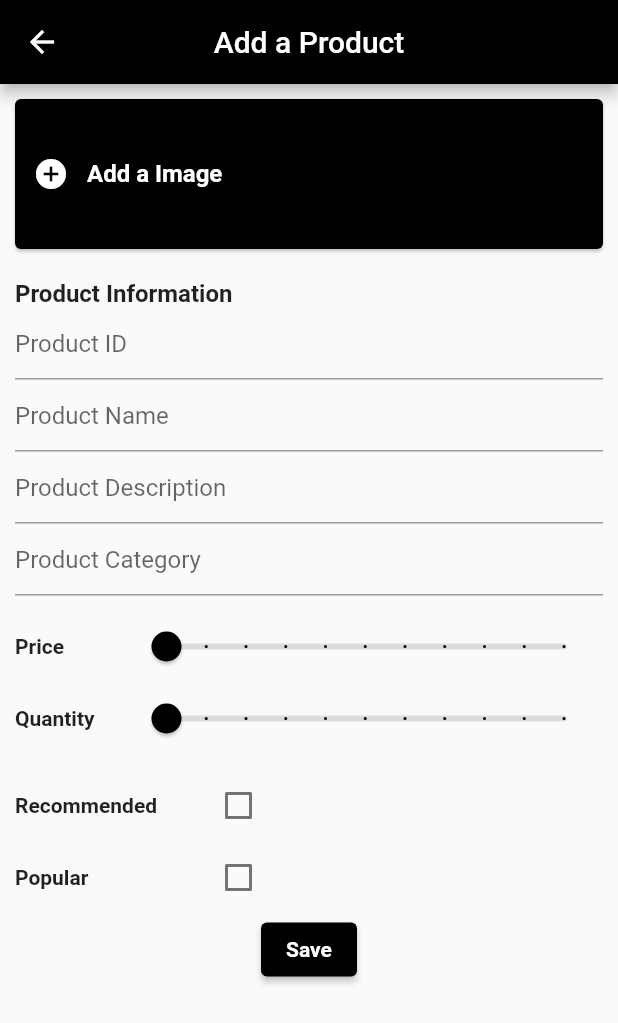
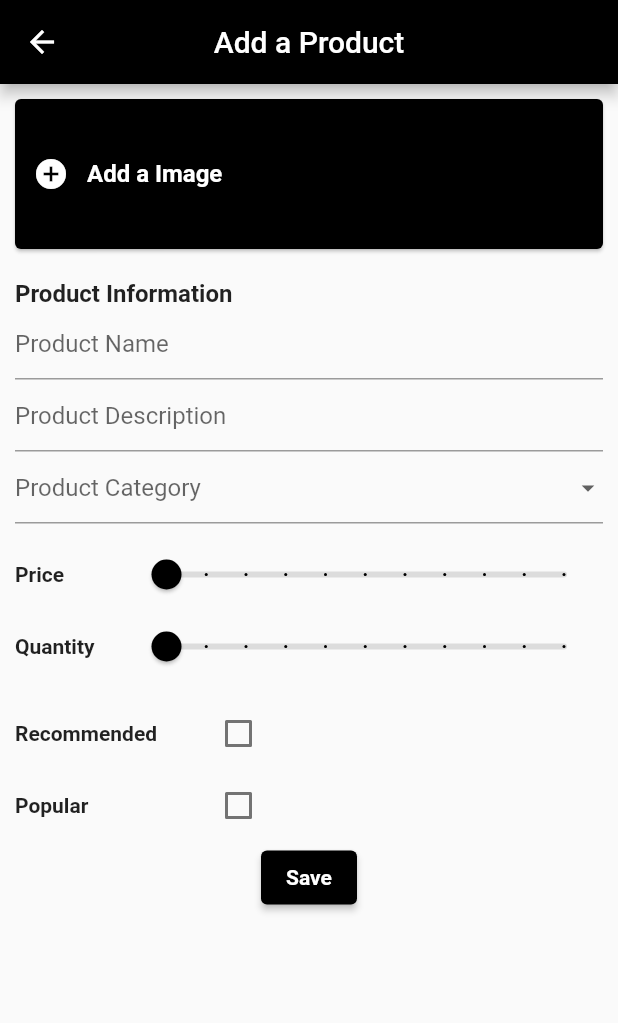
Before and after one commit to alexfdz55/ecommerce_panel_admin, a Flutter app: the NewProductScreen screen opened by its route, after a tap on "Save", on a phone screen of 412 x 824 dp. Shown: the top 1023 px of the screen. Run offline on Flutter 3.47's test engine with Material 2 defaults, Android fonts, the phone set to English and light mode, and no system bars; our stand-ins replace charts_flutter, cloud_firestore, equatable, firebase_core, firebase_storage, get and 1 more; accounts and stored records are empty.

Commit message:
sync panel admin with the app

```diff
--- a/lib/models/product_model.dart
+++ b/lib/models/product_model.dart
@@ -5,7 +5,7 @@ import 'package:equatable/equatable.dart';
 
 // ignore: must_be_immutable
 class Product extends Equatable {
-  final int? id;
+  final String? id;
   final String name;
   final String category;
   final String description;
@@ -43,7 +43,7 @@ class Product extends Equatable {
   }
 
   Product copyWith({
-    int? id,
+    String? id,
     String? name,
     String? category,
     String? description,
@@ -68,7 +68,6 @@ class Product extends Equatable {
 
   Map<String, dynamic> toMap() {
     return {
-      'id': id,
       'name': name,
       'category': category,
       'description': description,
@@ -82,7 +81,7 @@ class Product extends Equatable {
 
   factory Product.fromSnapshot(DocumentSnapshot snap) {
     return Product(
-      id: snap['id'],
+      id: snap.id,
       name: snap['name'],
       description: snap['description'],
       category: snap['category'],
@@ -101,7 +100,7 @@ class Product extends Equatable {
 
   static List<Product> products = [
     Product(
-      id: 1,
+      id: '1',
       name: 'Soft Drink #1',
       description:
           'Lorem ipsum dolor sit amet, consectetur adipiscing elit, sed do eiusmod tempor incididunt ut labore et dolore magna aliqua.',
@@ -114,7 +113,7 @@ class Product extends Equatable {
       isPopular: false,
     ),
     Product(
-      id: 2,
+      id: '2',
       name: 'Soft Drink #2',
       description:
           'Lorem ipsum dolor sit amet, consectetur adipiscing elit, sed do eiusmod tempor incididunt ut labore et dolore magna aliqua.',
@@ -127,7 +126,7 @@ class Product extends Equatable {
       isPopular: true,
     ),
     Product(
-      id: 3,
+      id: '3',
       name: 'Soft Drink #3',
       description:
           'Lorem ipsum dolor sit amet, consectetur adipiscing elit, sed do eiusmod tempor incididunt ut labore et dolore magna aliqua.',
@@ -141,7 +140,7 @@ class Product extends Equatable {
       isPopular: true,
     ),
     Product(
-      id: 4,
+      id: '4',
       name: 'Smoothies #1',
       description:
           'Lorem ipsum dolor sit amet, consectetur adipiscing elit, sed do eiusmod tempor incididunt ut labore et dolore magna aliqua.',
@@ -154,7 +153,7 @@ class Product extends Equatable {
       isPopular: false,
     ),
     Product(
-      id: 5,
+      id: '5',
       name: 'Smoothies #2',
       description:
           'Lorem ipsum dolor sit amet, consectetur adipiscing elit, sed do eiusmod tempor incididunt ut labore et dolore magna aliqua.',
@@ -167,7 +166,7 @@ class Product extends Equatable {
       isPopular: false,
     ),
     Product(
-      id: 6,
+      id: '6',
       name: 'Soft Drink #1',
       description:
           'Lorem ipsum dolor sit amet, consectetur adipiscing elit, sed do eiusmod tempor incididunt ut labore et dolore magna aliqua.',
@@ -180,7 +179,7 @@ class Product extends Equatable {
       isPopular: false,
     ),
     Product(
-      id: 7,
+      id: '7',
       name: 'Soft Drink #2',
       description:
           'Lorem ipsum dolor sit amet, consectetur adipiscing elit, sed do eiusmod tempor incididunt ut labore et dolore magna aliqua.',
--- a/lib/screens/home_screen.dart
+++ b/lib/screens/home_screen.dart
@@ -4,6 +4,7 @@ import 'package:flutter/material.dart';
 import 'package:get/get.dart';
 import 'screens.dart';
 import 'package:charts_flutter/flutter.dart' as charts;
+// ignore: depend_on_referenced_packages
 import 'package:intl/intl.dart';
 
 class HomeScreen extends StatelessWidget {
--- a/lib/screens/new_product_screen.dart
+++ b/lib/screens/new_product_screen.dart
@@ -15,6 +15,8 @@ class NewProductScreen extends StatelessWidget {
 
   @override
   Widget build(BuildContext context) {
+    List<String> categories = ['Smoothies', 'Soft Drinks', 'Water'];
+
     return Scaffold(
       appBar: AppBar(
         centerTitle: true,
@@ -80,17 +82,27 @@ class NewProductScreen extends StatelessWidget {
                   'Product Information',
                   style: TextStyle(fontSize: 16, fontWeight: FontWeight.bold),
                 ),
-                _buildTextFormField('Product ID', 'id', productController),
                 _buildTextFormField('Product Name', 'name', productController),
                 _buildTextFormField(
                   'Product Description',
                   'description',
                   productController,
                 ),
-                _buildTextFormField(
-                  'Product Category',
-                  'category',
-                  productController,
+                DropdownButtonFormField(
+                  iconSize: 20,
+                  decoration:
+                      const InputDecoration(hintText: 'Product Category'),
+                  items: categories
+                      .map((category) => DropdownMenuItem(
+                          value: category, child: Text(category)))
+                      .toList(),
+                  onChanged: (value) {
+                    productController.newProduct.update(
+                      'category',
+                      (_) => value,
+                      ifAbsent: () => value,
+                    );
+                  },
                 ),
                 const SizedBox(height: 10),
                 _buildSlider('Price', 'price', productController,
@@ -122,7 +134,7 @@ class NewProductScreen extends StatelessWidget {
                       final productMap = productController.newProduct;
                       databaseService.addProduct(
                         Product(
-                          id: int.parse(productMap['id']),
+                          // id: productMap['id'],
                           name: productMap['name'],
                           category: productMap['category'],
                           description: productMap['description'],
@@ -133,6 +145,7 @@ class NewProductScreen extends StatelessWidget {
                           quantity: productMap['quantity'].toInt(),
                         ),
                       );
+                      Navigator.pop(context);
                     },
                   ),
                 )
```
